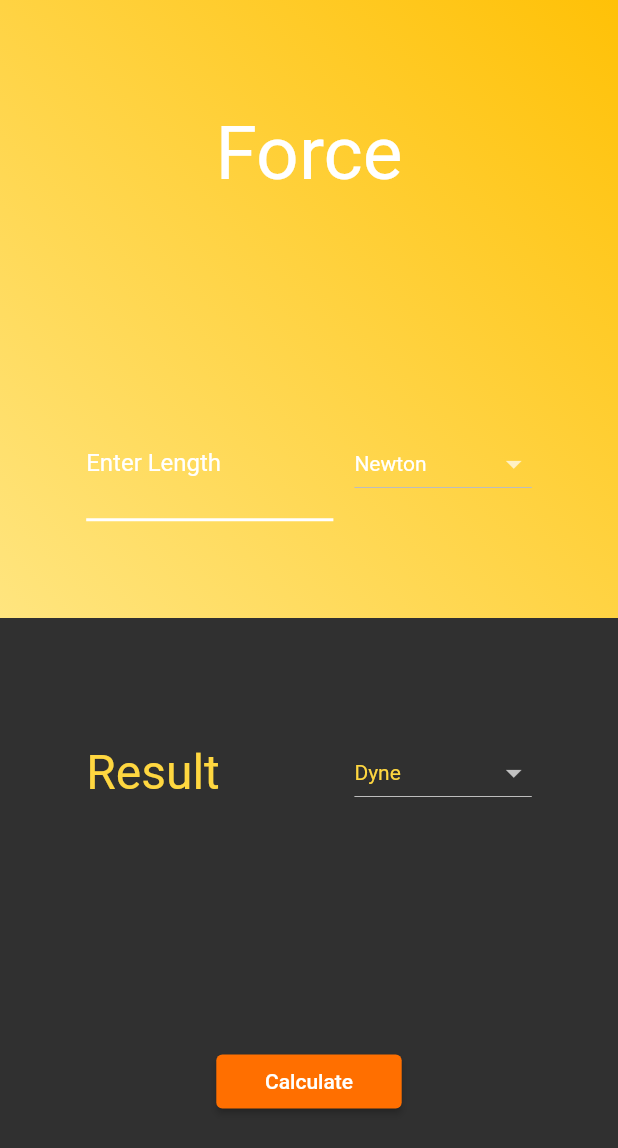
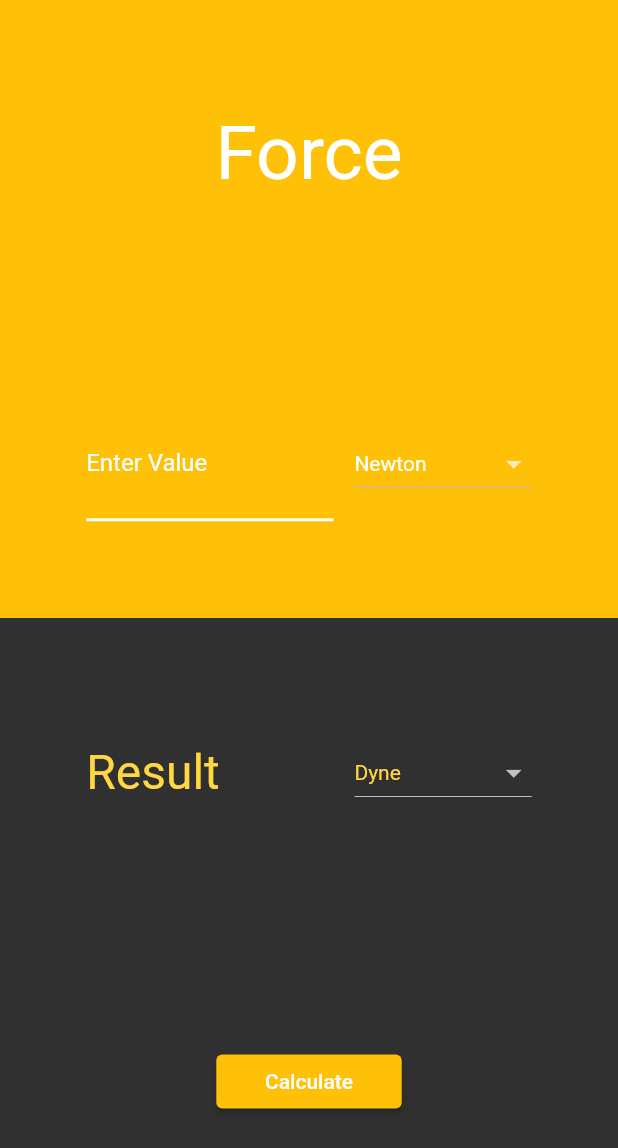
Before and after one commit to abdullahwaheed12/converter, a Flutter app: the ForcePage screen opened directly, on a phone screen of 412 x 824 dp. Shown: the top 1148 px of the screen. Run offline on Flutter 3.47's test engine with Material 2 defaults, Android fonts, the phone set to English and light mode, and no system bars; our stand-ins replace glassmorphism; missing offline and left inert: units_converter; statements that could not run were skipped.

Commit message:
update colors

```diff
--- a/lib/Tabs_Pages/ForcePage.dart
+++ b/lib/Tabs_Pages/ForcePage.dart
@@ -180,14 +180,15 @@ class _ForcePageState extends State<ForcePage> {
               width: width,
               height: height / 2,
               decoration: BoxDecoration(
-                gradient: LinearGradient(
-                  colors: [
-                    Colors.amberAccent.shade100,
-                    Colors.amber,
-                  ],
-                  begin: Alignment.bottomLeft,
-                  end: Alignment.topRight,
-                ),
+                color: Colors.amber,
+                // gradient: LinearGradient(
+                //   colors: [
+                //     Colors.amberAccent.shade100,
+                //     Colors.amber,
+                //   ],
+                //   begin: Alignment.bottomLeft,
+                //   end: Alignment.topRight,
+                // ),
               ),
               child: Column(
                 mainAxisAlignment: MainAxisAlignment.center,
@@ -219,7 +220,7 @@ class _ForcePageState extends State<ForcePage> {
                               keyboardType: TextInputType.number,
                               cursorColor: Colors.white,
                               decoration: InputDecoration(
-                                labelText: 'Enter Length',
+                                labelText: 'Enter Value',
                                 labelStyle: TextStyle(
                                   fontSize: 16,
                                   color: Colors.white,
@@ -346,8 +347,8 @@ class _ForcePageState extends State<ForcePage> {
                               calculate();
                             },
                             style: ButtonStyle(
-                                backgroundColor: MaterialStateProperty.all(
-                                    Colors.amber.shade900)),
+                                backgroundColor:
+                                    MaterialStateProperty.all(Colors.amber)),
                             child: Text('Calculate'),
                           ),
                         ),
--- a/lib/Tabs_Pages/MasPage.dart
+++ b/lib/Tabs_Pages/MasPage.dart
@@ -1301,7 +1301,7 @@ class _MassPageState extends State<MassPage> {
                               keyboardType: TextInputType.number,
                               cursorColor: Colors.white,
                               decoration: InputDecoration(
-                                labelText: 'Enter Length',
+                                labelText: 'Enter Weight',
                                 labelStyle: TextStyle(
                                   fontSize: 16,
                                   color: Colors.white,
--- a/lib/Tabs_Pages/TimePage.dart
+++ b/lib/Tabs_Pages/TimePage.dart
@@ -571,7 +571,7 @@ class _TimePageState extends State<TimePage> {
                               keyboardType: TextInputType.number,
                               cursorColor: Colors.white,
                               decoration: InputDecoration(
-                                labelText: 'Enter Length',
+                                labelText: 'Enter Time',
                                 labelStyle: TextStyle(
                                   fontSize: 16,
                                   color: Colors.white,
--- a/lib/Tabs_Pages/VolumePage.dart
+++ b/lib/Tabs_Pages/VolumePage.dart
@@ -2327,7 +2327,7 @@ class _VolumePageState extends State<VolumePage> {
                               keyboardType: TextInputType.number,
                               cursorColor: Colors.white,
                               decoration: InputDecoration(
-                                labelText: 'Enter Length',
+                                labelText: 'Enter Volume',
                                 labelStyle: TextStyle(
                                   fontSize: 16,
                                   color: Colors.white,
```
Also changed, not shown: lib/Tabs_Pages/LengthPage.dart (+10 -8 lines), lib/Tabs_Pages/TemperaturePage.dart (+2 -9 lines), pubspec.lock.
